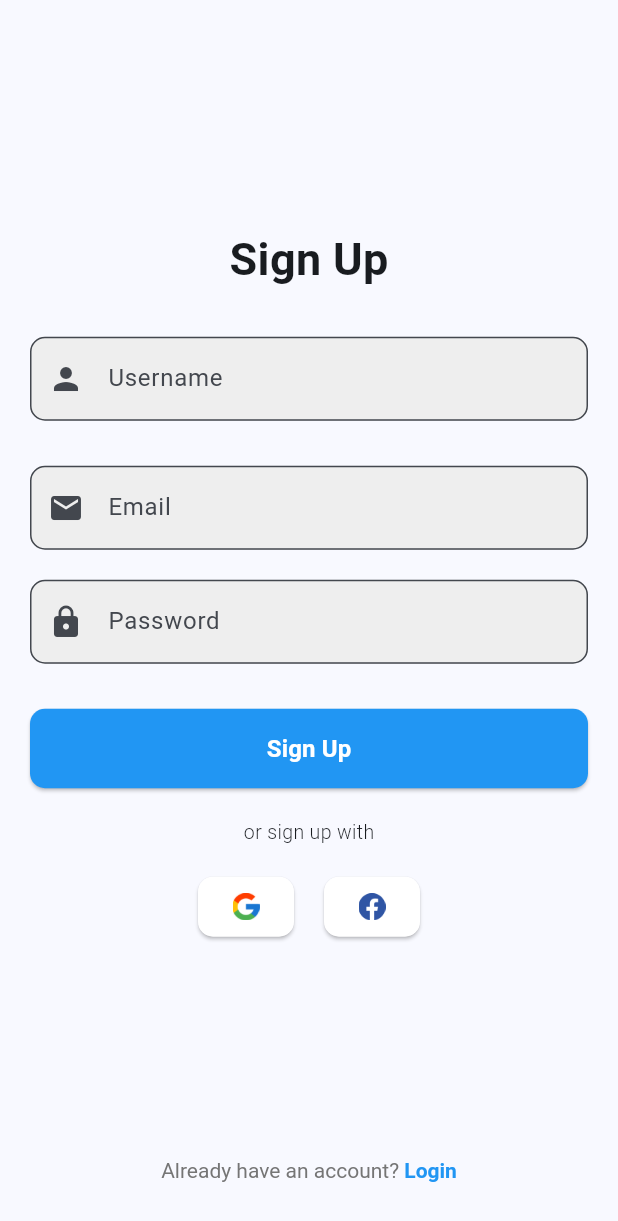
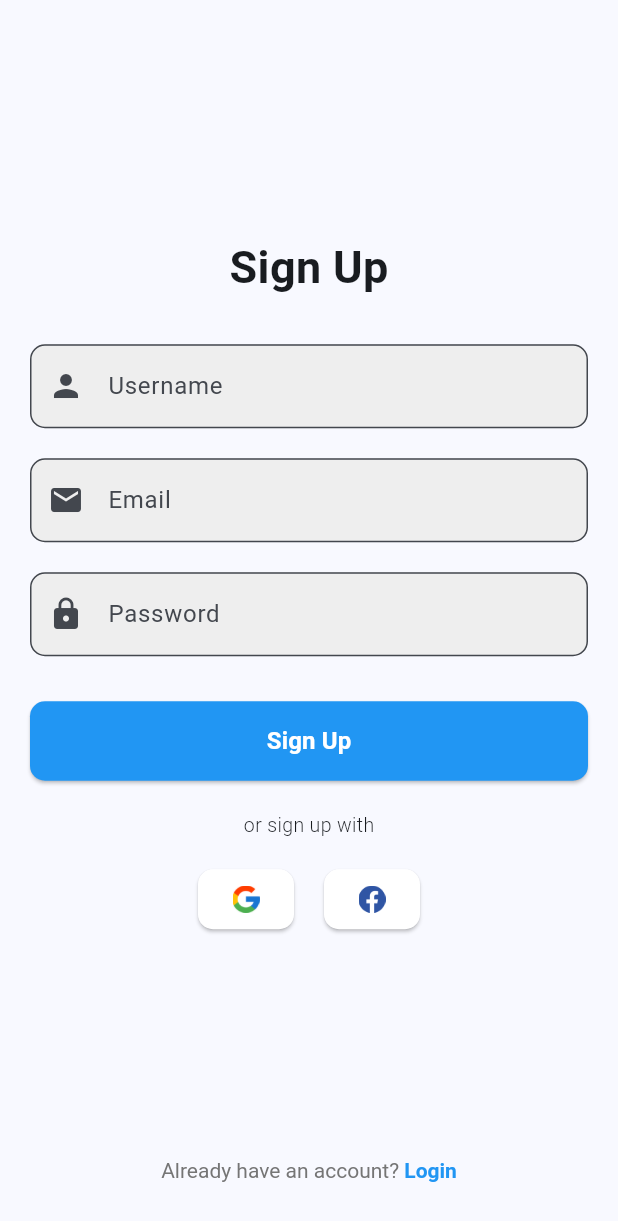
Before and after one commit to HilalSyah/Project-Firebase, a Flutter app: the SignUpScreen screen opened by its route, on a phone screen of 412 x 824 dp. Shown: the top 1221 px of the screen. Run offline on Flutter 3.47's test engine with Material 3 defaults, Android fonts, the phone set to English and light mode, and no system bars; our stand-ins replace firebase_auth, firebase_core, fluttertoast, get; accounts and stored records are empty.

Commit message:
persaratan sign up

```diff
--- a/lib/screens/signup_screen.dart
+++ b/lib/screens/signup_screen.dart
@@ -38,7 +38,7 @@ class SignUpScreen extends StatelessWidget {
                     controller: usernameController,
                     prefixIcon: Icons.person,
                   ),
-                  SizedBox(height: 30),
+                  SizedBox(height: 20),
                   CustomTextField(
                     hintText: 'Email',
                     controller: emailController,
@@ -51,13 +51,65 @@ class SignUpScreen extends StatelessWidget {
                     obscureText: true,
                     prefixIcon: Icons.lock,
                   ),
-                  SizedBox(height: 30),
+                  SizedBox(height: 10),
+                  Obx(() => signUpController.errorMessage.value.isNotEmpty
+                      ? Container(
+                          width: double.infinity,
+                          padding: EdgeInsets.all(12),
+                          decoration: BoxDecoration(
+                            color: signUpController.errorMessage.value ==
+                                    'Semua field harus diisi'
+                                ? Colors.orange.withOpacity(0.1)
+                                : Colors.red.withOpacity(0.1),
+                            border: Border.all(
+                              color: signUpController.errorMessage.value ==
+                                      'Semua field harus diisi'
+                                  ? Colors.orange.withOpacity(0.3)
+                                  : Colors.red.withOpacity(0.3),
+                              width: 1,
+                            ),
+                            borderRadius: BorderRadius.circular(8),
+                          ),
+                          child: Row(
+                            children: [
+                              Icon(
+                                signUpController.errorMessage.value ==
+                                        'Semua field harus diisi'
+                                    ? Icons.warning_amber_rounded
+                                    : Icons.error_outline,
+                                color: signUpController.errorMessage.value ==
+                                        'Semua field harus diisi'
+                                    ? Colors.orange
+                                    : Colors.red,
+                                size: 20,
+                              ),
+                              SizedBox(width: 12),
+                              Expanded(
+                                child: Text(
+                                  signUpController.errorMessage.value,
+                                  style: TextStyle(
+                                    color:
+                                        signUpController.errorMessage.value ==
+                                                'Semua field harus diisi'
+                                            ? Colors.orange[700]
+                                            : Colors.red[700],
+                                    fontSize: 12,
+                                    height: 1.5,
+                                  ),
+                                ),
+                              ),
+                            ],
+                          ),
+                        )
+                      : SizedBox()),
+                  SizedBox(height: 20),
                   Obx(() => signUpController.isLoading.value
                       ? CircularProgressIndicator()
                       : CustomButton(
                           text: 'Sign Up',
                           onPressed: () {
                             signUpController.signUp(
+                              usernameController.text,
                               emailController.text,
                               passwordController.text,
                             );
```
Also changed, not shown: lib/controllers/signup_controller.dart (+65 -2 lines).
